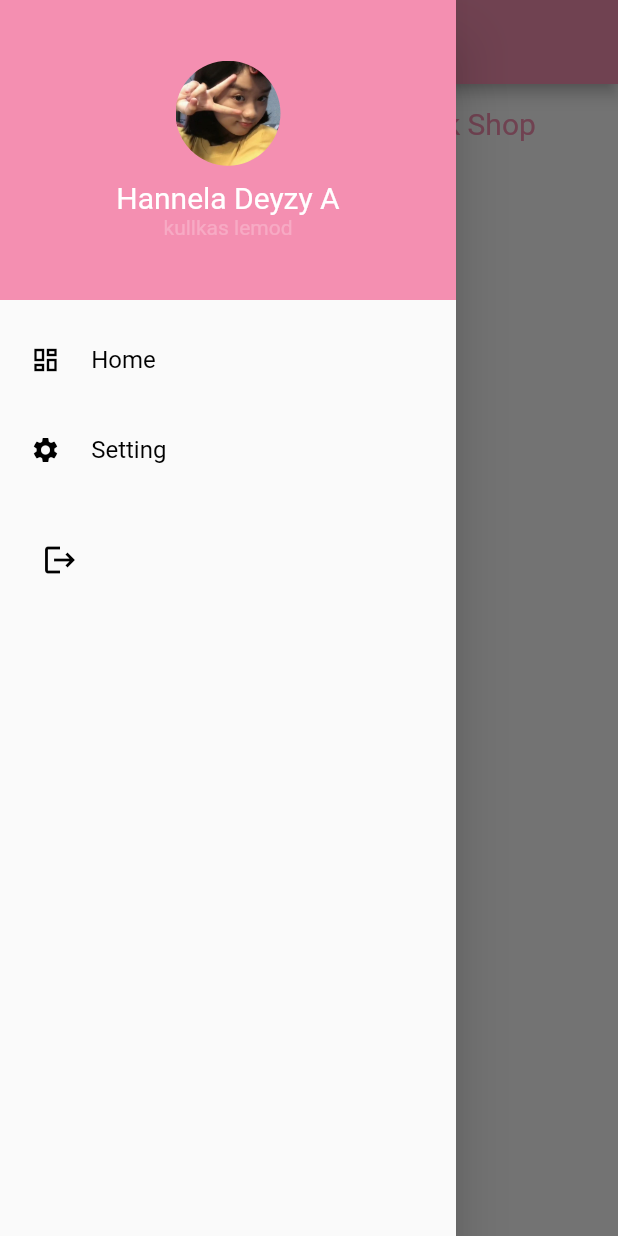
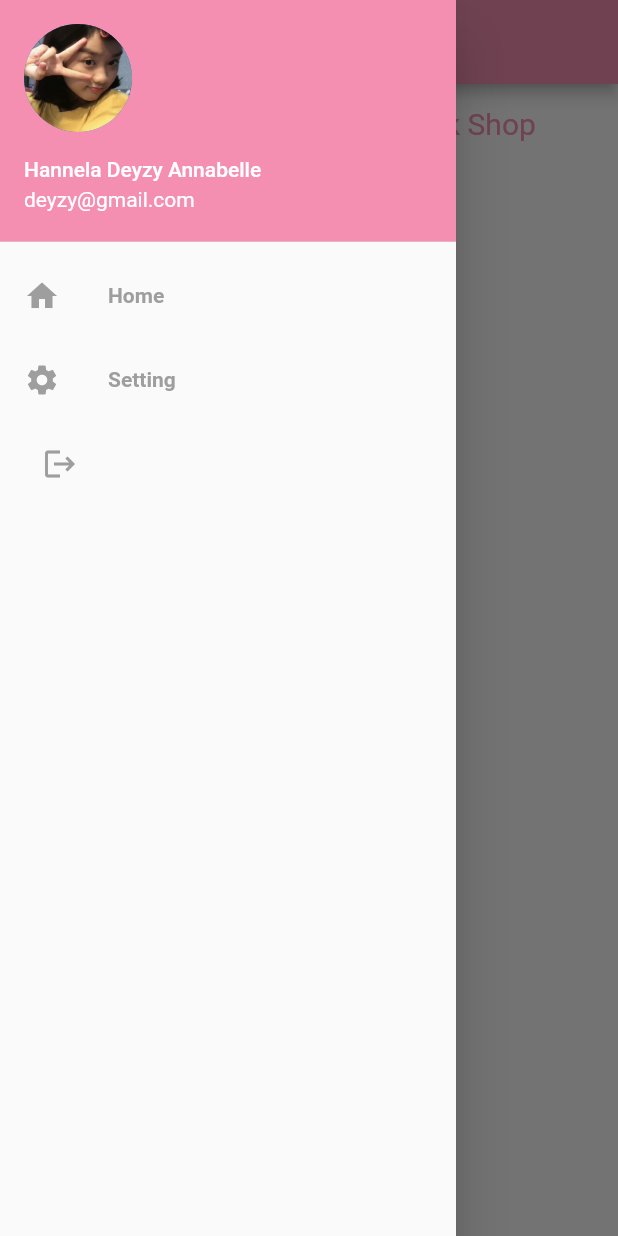
Before and after one commit to fagiln/gabuts, a Flutter app: the home screen opened directly, with the side drawer open, on a phone screen of 412 x 824 dp. Run offline on Flutter 3.47's test engine with Material 2 defaults, Android fonts, the light colour scheme and no system bars; our stand-ins replace google_fonts, shared_preferences; accounts and stored records are empty.

Commit message:
fix drawer

```diff
--- a/lib/drawerku.dart
+++ b/lib/drawerku.dart
@@ -1,115 +1,82 @@
 import 'package:flutter/material.dart';
+import 'package:shared_preferences/shared_preferences.dart';
+import 'home.dart';
+import 'main.dart';
+import 'setting.dart';
+import 'login.dart';
 
-import 'home.dart';
-import 'setting.dart';
-
-class Myheader extends StatefulWidget {
-  const Myheader({super.key});
+class MyDrawer extends StatelessWidget {
+  const MyDrawer({super.key});
 
   @override
-  State<Myheader> createState() => _MyheaderState();
-}
-
-class _MyheaderState extends State<Myheader> {
-  @override
   Widget build(BuildContext context) {
-    return Container(
-        color: Colors.pink[200],
-        width: double.infinity,
-        height: 200,
-        // padding:EdgeInsets.only(top: 0.0),
-        child: Column(
-          mainAxisAlignment: MainAxisAlignment.center,
-          children: [
-            Container(
-                margin: EdgeInsets.only(bottom: 10),
-                height: 70,
-                decoration: BoxDecoration(
-                    shape: BoxShape.circle,
-                    image:
-                        DecorationImage(image: AssetImage('images/dz.jpeg')))),
-            Text("Hannela Deyzy A",
-                style: TextStyle(color: Colors.white, fontSize: 20)),
-            Text("kullkas lemod",
-                style: TextStyle(color: Colors.white24, fontSize: 14))
-          ],
-        ));
-  }
-}
-
-Widget Mydrawerlist() {
-  return Container(
-      padding: EdgeInsets.only(top: 10, bottom: 15),
-      child: Column(
-        children: [
-          menuItem(),
-        ],
+    //membuat fungsi log out
+    logout() async {
+      var pref = await SharedPreferences.getInstance();
+      pref.remove("username");
+      Navigator.of(context).push(MaterialPageRoute(
+        builder: (context) => login_page(),
       ));
     }
 
-//widget item drawer
-Widget menuItem() {
-  return Material(
-      child: Column(
-    children: [
-      InkWell(
-        onTap: () {
-          home();
-        },
-        child: Padding(
-            padding: EdgeInsets.only(top: 20, bottom: 20),
-            child: Column(
-              children: [
-                Row(children: [
-                  Expanded(
-                    child: Icon(
-                      Icons.dashboard_outlined,
-                      size: 20,
-                      color: Colors.black,
+    return Drawer(
+        child: ListView(padding: EdgeInsets.zero, children: [
+      //kotak profil
+      UserAccountsDrawerHeader(
+        accountName: Text("Hannela Deyzy Annabelle"),
+        accountEmail: Text("deyzy@gmail.com"),
+        currentAccountPicture: CircleAvatar(
+          child: ClipOval(
+            child: Image.asset(
+              "images/dz.jpeg",
+              width: 90,
+              height: 90,
+              fit: BoxFit.cover,
             ),
           ),
-                  Expanded(
-                      flex: 4,
-                      child: Text(
-                        "Home",
-                        style: TextStyle(
-                          color: Colors.black,
-                          fontSize: 16,
         ),
-                      )),
-                ]),
-              ],
-            )),
-      ),
-      InkWell(
-        onTap: () {
-          MySetting();
-        },
-        child: Padding(
-            padding: EdgeInsets.only(top: 20, bottom: 20),
-            child: Column(
-              children: [
-                Row(children: [
-                  Expanded(
-                    child: Icon(
-                      Icons.settings,
-                      size: 20,
-                      color: Colors.black,
+        decoration: BoxDecoration(
+          color: Colors.pink[200],
         ),
       ),
-                  Expanded(
-                      flex: 4,
-                      child: Text(
+
+      // menu list
+      ListTile(
+        onTap: () {
+          Navigator.push(
+              context, MaterialPageRoute(builder: (context) => home()));
+        },
+        leading: Icon(
+          Icons.home,
+          color: Colors.grey,
+        ),
+        title: Text(
+          "Home",
+          style: TextStyle(fontWeight: FontWeight.bold, color: Colors.grey),
+        ),
+      ),
+      ListTile(
+        onTap: () {
+          Navigator.push(
+              context, MaterialPageRoute(builder: (context) => MySetting()));
+        },
+        leading: Icon(
+          Icons.settings,
+          color: Colors.grey,
+        ),
+        title: Text(
           "Setting",
-                        style: TextStyle(
-                          color: Colors.black,
-                          fontSize: 16,
+          style: TextStyle(fontWeight: FontWeight.bold, color: Colors.grey),
         ),
-                      )),
-                ]),
-              ],
-            )),
       ),
-    ],
-  ));
+      ListTile(
+        leading: IconButton(
+            onPressed: () {
+              logout();
+            },
+            icon: Icon(Icons.logout, color: Colors.grey),
+            ),
+      ),
+    ]));
   }
+}
--- a/lib/home.dart
+++ b/lib/home.dart
@@ -3,38 +3,16 @@ import 'main.dart';
 import 'package:shared_preferences/shared_preferences.dart';
 import 'drawerku.dart';
 import 'login.dart';
+import 'setting.dart';
 
 class home extends StatelessWidget {
   const home({super.key});
 
   @override
   Widget build(BuildContext context) {
-    //membuat fungsi log out
-    logout() async {
-      var pref = await SharedPreferences.getInstance();
-      pref.remove("username");
-      Navigator.of(context).push(MaterialPageRoute(
-        builder: (context) => login_page(),
-      ));
-    }
 
     return Scaffold(
-        drawer: Drawer(
-          child: ListView(
-            padding: EdgeInsets.zero,
-            children: <Widget>[
-              Myheader(),
-              Mydrawerlist(),
-              ListTile(
-                leading: IconButton(
-                    onPressed: () {
-                      logout();
-                    },
-                    icon: Icon(Icons.logout, color: Colors.black)),
-              ),
-            ],
-          ),
-        ),
+        drawer: MyDrawer(),
         appBar: AppBar(title: Text("Home"), backgroundColor: Colors.pink[200]),
         body: Center(
           child: Column(
@@ -44,15 +22,15 @@ class home extends StatelessWidget {
                   margin: EdgeInsets.only(
                     top: 15,
                   ),
-                  child: Column(
-                    children: [
-                      Text(
-                        "Selamat datang di Blackpink Shop",
-                        style: TextStyle(fontSize: 20, color: Colors.pink[200],
+                  child: Column(children: [
+                    Text(
+                      "Selamat datang di Blackpink Shop",
+                      style: TextStyle(
+                        fontSize: 20,
+                        color: Colors.pink[200],
                       ),
-                      ),
-                    ]
-                  ),
+                    ),
+                  ]),
                 ),
               ]),
         ));
--- a/lib/main.dart
+++ b/lib/main.dart
@@ -12,6 +12,7 @@ class MyApp extends StatelessWidget {
   @override
   Widget build(BuildContext context) {
     return MaterialApp(
+      debugShowCheckedModeBanner: false,
       home: login_page(),
     );
   }
--- a/pubspec.yaml
+++ b/pubspec.yaml
@@ -63,7 +63,7 @@ flutter:
 
   # To add assets to your application, add an assets section, like this:
   assets:
-    - images/dz.jpeg
+    - images/
   #   - images/a_dot_ham.jpeg
 
   # An image asset can refer to one or more resolution-specific "variants", see
```
Also changed, not shown: lib/login.dart (+27 -17 lines), lib/setting.dart (+10 -3 lines), 1 other file. Lines whose indentation alone changed are shown as unchanged.
